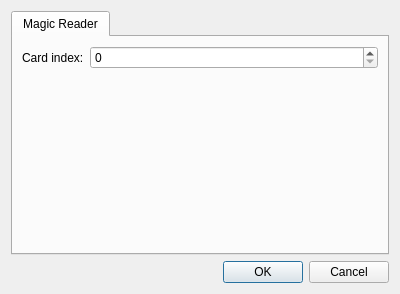
Old version of the form src/frontend/qt_sdl/AddonSettingsDialog.ui in the repository BueniaDev/melonDS.
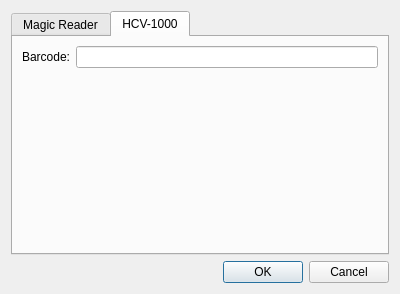
New version of the form.

```diff
--- a/src/frontend/qt_sdl/AddonSettingsDialog.ui
+++ b/src/frontend/qt_sdl/AddonSettingsDialog.ui
@@ -16,6 +16,9 @@
   <layout class="QVBoxLayout" name="verticalLayout">
    <item>
     <widget class="QTabWidget" name="tabWidget">
+     <property name="currentIndex">
+      <number>1</number>
+     </property>
      <widget class="QWidget" name="tab">
       <attribute name="title">
        <string>Magic Reader</string>
@@ -37,6 +40,23 @@
        </item>
       </layout>
      </widget>
+     <widget class="QWidget" name="tab_2">
+      <attribute name="title">
+       <string>HCV-1000</string>
+      </attribute>
+      <layout class="QFormLayout" name="formLayout_2">
+       <item row="0" column="0">
+        <widget class="QLabel" name="label_2">
+         <property name="text">
+          <string>Barcode:</string>
+         </property>
+        </widget>
+       </item>
+       <item row="0" column="1">
+        <widget class="QLineEdit" name="txtHCV1000Barcode"/>
+       </item>
+      </layout>
+     </widget>
     </widget>
    </item>
    <item>
```
